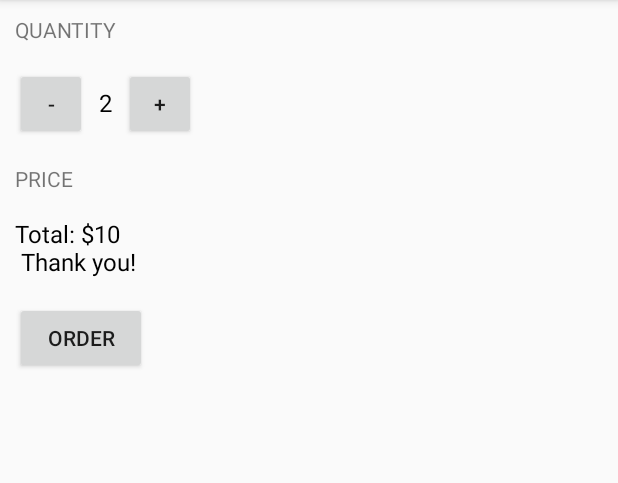
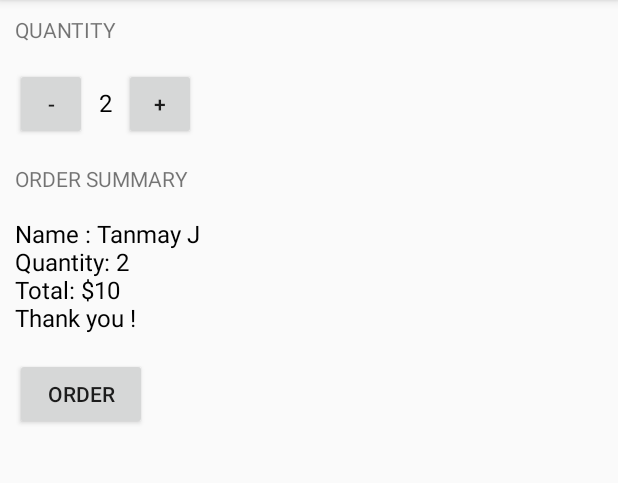
Before and after one commit to rajasree-r/gwg, an Android app: the screen it shows after launch (MainActivity), after a tap on "ORDER", on a phone screen of 412 x 824 dp, the part 84-567 px from its top. Run offline under Robolectric (Android 15) with nearby library versions, the phone set to English and light mode, and no system bars.

Commit message:
Initial check-in

```diff
--- a/just_java/app/src/main/java/com/example/android/justjava/MainActivity.java
+++ b/just_java/app/src/main/java/com/example/android/justjava/MainActivity.java
@@ -26,7 +26,7 @@ public class MainActivity extends AppCompatActivity {
      */
     public void increment(View view) {
         quantity = quantity+1;
-        display(quantity);
+        displayQuantity(quantity);
     }
 
     /**
@@ -34,31 +34,44 @@ public class MainActivity extends AppCompatActivity {
      */
     public void decrement(View view) {
         quantity = quantity-1;
-        display(quantity);
+        displayQuantity(quantity);
     }
 
     /**
      * This method is called when the order button is clicked.
      */
     public void submitOrder(View view) {
-        int price = quantity *5;
-        String priceMessage = "Total: $" + price + "\n Thank you!";
+        int price = calculatePrice(  );
+        String priceMessage = createOrderSummary(price);
         displayMessage (priceMessage);
+
+    }
+
+    /**
+     * Calculates the price of the order.
+     *
+     * @param quantity is the number of cups of coffee ordered
+     */
+    private int calculatePrice() {
+        int price = quantity * 5;
+        return price;
+    }
+
+    private String createOrderSummary (int price) {
+        String priceMessage = "Name : Tanmay J";
+        priceMessage = priceMessage + "\nQuantity: " + quantity;
+        priceMessage = priceMessage + "\nTotal: $" + price;
+        priceMessage = priceMessage + "\nThank you !";
+        return priceMessage;
+
     }
 
     /**
      * This method displays the given quantity value on the screen.
      */
-    private void display(int number) {
+    private void displayQuantity(int numberOfCoffees) {
         TextView quantityTextView = (TextView) findViewById(R.id.quantity_text_view);
-        quantityTextView.setText("" + number);
-    }
-    /**
-     * This method displays the given price on the screen.
-     */
-    private void displayPrice(int number) {
-        TextView priceTextView = (TextView) findViewById(R.id.price_text_view);
-        priceTextView.setText(NumberFormat.getCurrencyInstance().format(number));
+        quantityTextView.setText("" + numberOfCoffees);
     }
 
     /**
--- a/just_java/app/src/main/res/layout/activity_main.xml
+++ b/just_java/app/src/main/res/layout/activity_main.xml
@@ -53,10 +53,11 @@
 
 
     <TextView
+        android:id="@+id/order_summary_text_view"
         android:layout_width="wrap_content"
         android:layout_height="wrap_content"
         android:layout_marginBottom="16dp"
-        android:text="Price"
+        android:text="Order Summary"
         android:textAllCaps="true" />
 
     <TextView
```
